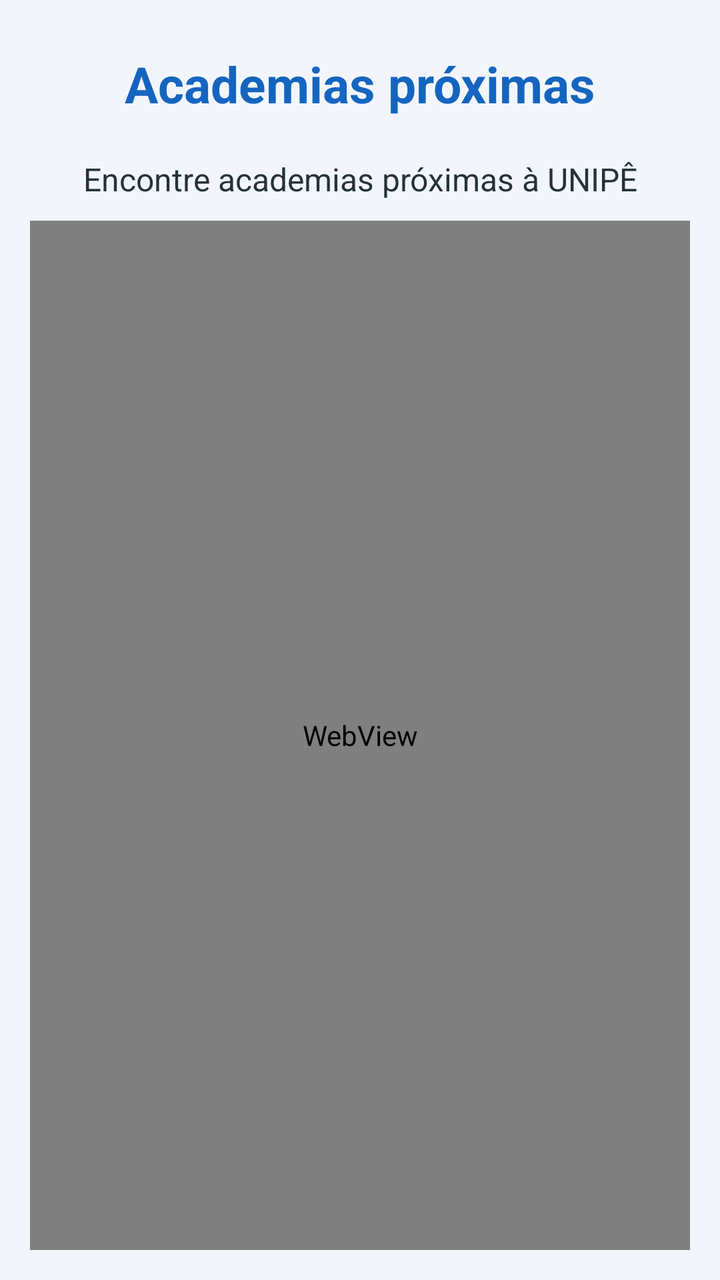
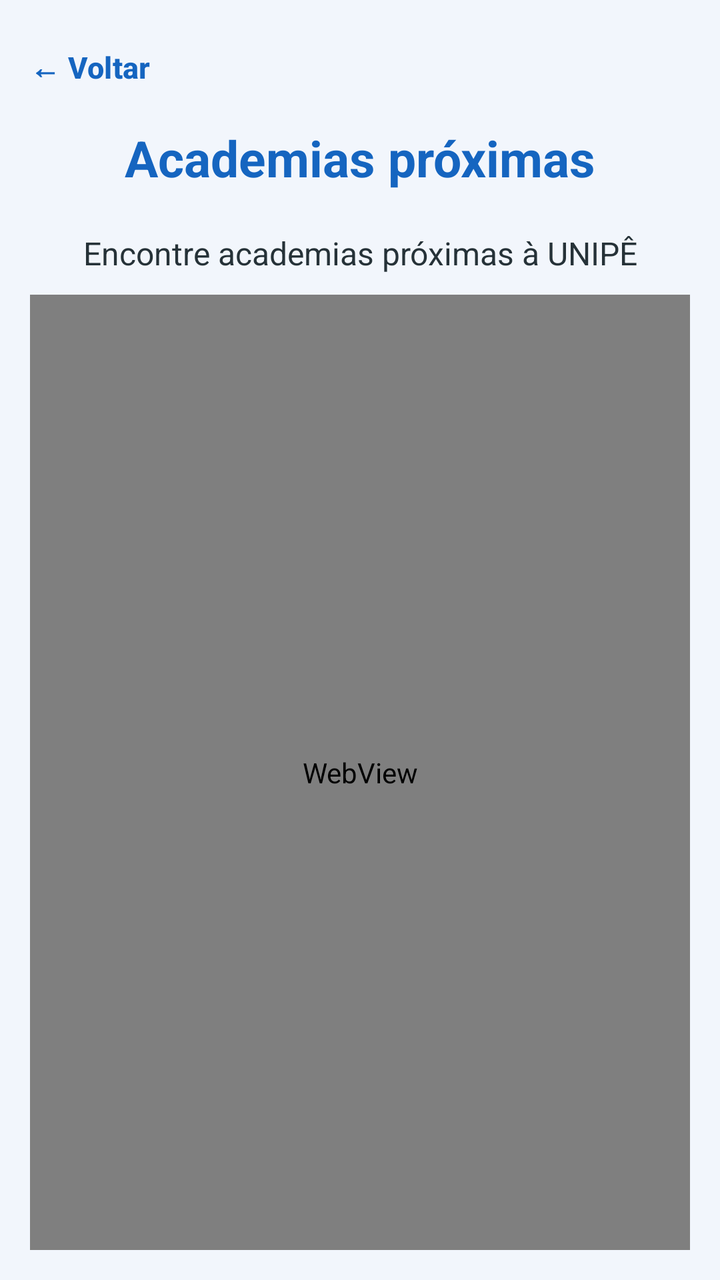

Screens rendered from an Android XML layout before and after an edit, with the pre-edit source and the edit as a unified diff.
<!-- AndroidManifest.xml: application theme Theme.FitManager -->
<!-- res/layout/activity_mapa_academias.xml -->
<LinearLayout xmlns:android="http://schemas.android.com/apk/res/android"
        android:layout_width="match_parent"
        android:layout_height="match_parent"
        android:orientation="vertical"
        android:padding="15dp"
        android:background="#F2F6FC">

    <TextView
            android:layout_width="match_parent"
            android:layout_height="wrap_content"
            android:text="Academias próximas"
            android:textSize="25sp"
            android:textStyle="bold"
            android:textColor="#1565C0"
            android:gravity="center"
            android:padding="10dp"/>

    <TextView
            android:layout_width="match_parent"
            android:layout_height="wrap_content"
            android:text="Encontre academias próximas à UNIPÊ"
            android:textSize="16sp"
            android:textColor="#263238"
            android:gravity="center"
            android:padding="10dp"/>

    <WebView
            android:id="@+id/mapa"
            android:layout_width="match_parent"
            android:layout_height="0dp"
            android:layout_weight="1"/>

</LinearLayout>
<!-- resources referenced by this layout -->
<resources>
  <style name="Theme.FitManager" parent="Base.Theme.FitManager" />
  <style name="Base.Theme.FitManager" parent="Theme.Material3.DayNight.NoActionBar">
          
          
      </style>
</resources>

<!-- the commit's change to res/layout/activity_mapa_academias.xml (unified diff, before → after) -->
@@ -4,6 +4,23 @@
         android:orientation="vertical"
         android:padding="15dp"
         android:background="#F2F6FC">
+
+    <Button
+            android:id="@+id/btnVoltar"
+            android:layout_width="wrap_content"
+            android:layout_height="wrap_content"
+            android:minWidth="0dp"
+            android:minHeight="0dp"
+            android:paddingStart="0dp"
+            android:paddingEnd="12dp"
+            android:paddingTop="4dp"
+            android:paddingBottom="4dp"
+            android:background="@android:color/transparent"
+            android:text="← Voltar"
+            android:textAllCaps="false"
+            android:textColor="#1565C0"
+            android:textSize="15sp"
+            android:textStyle="bold"/>
 
     <TextView
             android:layout_width="match_parent"
